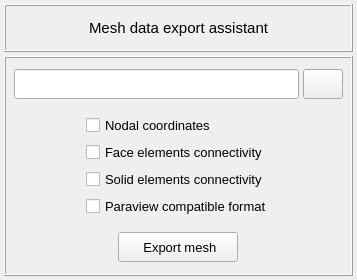
MOPT-UFSC/VIBRA, file vibra/interface/data/ui_files/data_handler/export_mesh.ui: the form before one commit.
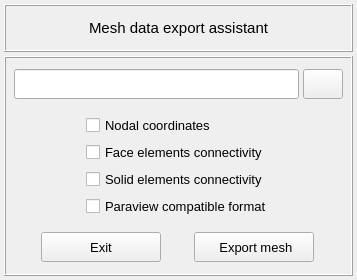
The form after the commit. Icons and pictures are not drawn.

Commit message: Replaces the Cancel text with Exit in the Close buttons

```diff
--- a/vibra/interface/data/ui_files/data_handler/export_mesh.ui
+++ b/vibra/interface/data/ui_files/data_handler/export_mesh.ui
@@ -237,7 +237,7 @@
          <property name="bottomMargin">
           <number>4</number>
          </property>
-         <item row="0" column="0">
+         <item row="0" column="1">
           <widget class="QPushButton" name="pushButton_export_mesh">
            <property name="minimumSize">
             <size>
@@ -264,6 +264,33 @@
            </property>
           </widget>
          </item>
+         <item row="0" column="0">
+          <widget class="QPushButton" name="pushButton_exit">
+           <property name="minimumSize">
+            <size>
+             <width>120</width>
+             <height>30</height>
+            </size>
+           </property>
+           <property name="maximumSize">
+            <size>
+             <width>120</width>
+             <height>30</height>
+            </size>
+           </property>
+           <property name="font">
+            <font>
+             <pointsize>10</pointsize>
+            </font>
+           </property>
+           <property name="text">
+            <string>Exit</string>
+           </property>
+           <property name="autoDefault">
+            <bool>false</bool>
+           </property>
+          </widget>
+         </item>
         </layout>
        </widget>
       </item>
```
The commit also changes 53 other files.
